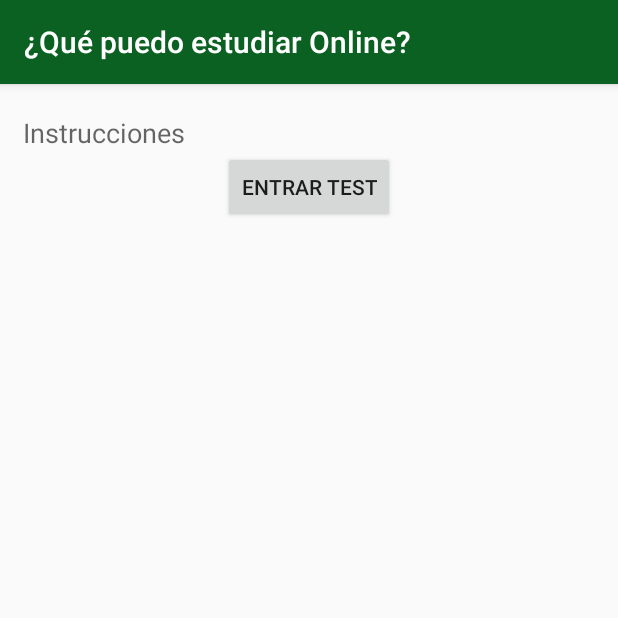
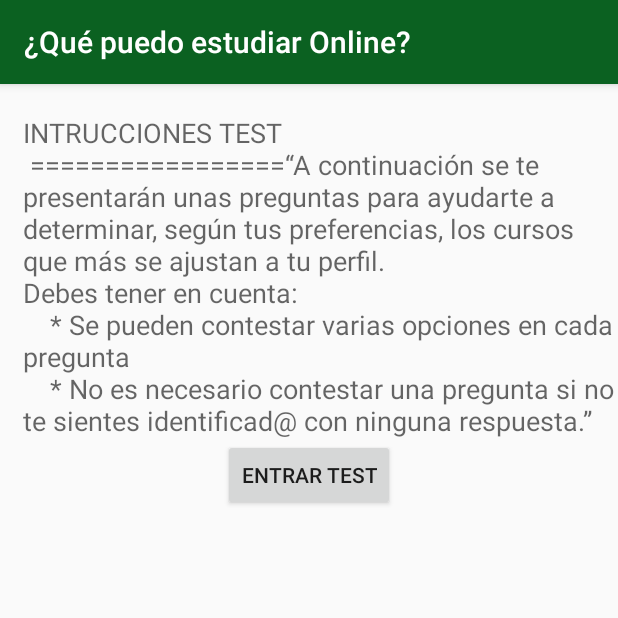
Before and after one commit to lalocl/quepues, an Android app: the InstruccionesActivity screen opened directly, with no data from a screen before it, on a phone screen of 412 x 824 dp, the top half of it. Run offline under Robolectric (Android 15) with nearby library versions, the phone set to English and light mode, and no system bars.

Commit message:
Integración de primer test en la app

```diff
--- a/app/src/main/java/com/wordpress/appsandroidsite/quepues/activity/InstruccionesActivity.java
+++ b/app/src/main/java/com/wordpress/appsandroidsite/quepues/activity/InstruccionesActivity.java
@@ -28,7 +28,17 @@ public class InstruccionesActivity extends AppCompatActivity {
         setSupportActionBar(toolbar);
 
         textView= (TextView)findViewById(R.id.textView);
-        textView.setText("Instrucciones");
+        String texto="INTRUCCIONES TEST \n " +
+                     "=================" +
+                "“A continuación se te presentarán unas preguntas para ayudarte a determinar, según tus"
+
+                + " preferencias, los cursos que más se ajustan a tu perfil.\n"
+               + "Debes tener en cuenta:\n\t * Se pueden contestar varias opciones en cada " +
+                "" +
+                "pregunta \n\t" +
+                " * No es necesario contestar una pregunta si no te sientes " +
+               "identificad@ con ninguna respuesta.”";
+        textView.setText(texto);
 
         button=(Button)findViewById(R.id.buttonEntrarTest);
        button.setOnClickListener(new View.OnClickListener() {
--- a/app/src/main/java/com/wordpress/appsandroidsite/quepues/soap/VolcarDatosTask.java
+++ b/app/src/main/java/com/wordpress/appsandroidsite/quepues/soap/VolcarDatosTask.java
@@ -102,7 +102,7 @@ public class VolcarDatosTask extends AsyncTask<Void, String, String> {
 
     public void listaCategorias(){
 
-        Log.i(TAG, "Vamos a categorias");
+        Log.i(TAG, "Vamos a crear categorias");
         CategoriaDAO categoriaDAO = new CategoriaDAO(context);
         CategoriasParser categoriasParser= new CategoriasParser(context);
         if( categoriasParser.parse()){
@@ -155,6 +155,7 @@ public class VolcarDatosTask extends AsyncTask<Void, String, String> {
                 valuesPreg = new ContentValues();
                 valuesPreg.put(Pregunta.KEY_number, preguntas[i].numero);
                 valuesPreg.put(Pregunta.KEY_text, preguntas[i].texto);
+                Log.i(TAG, "pregunta : " +(i+1)+preguntas[i].texto);
                 valuesPreg.put(Pregunta.KEY_test_code,preguntas[i].codigo_test);
 
              //   valuesPreg.put(Pregunta.KEY_ID_test,preguntas[i].test_ID);
@@ -162,9 +163,10 @@ public class VolcarDatosTask extends AsyncTask<Void, String, String> {
                 idPregunta = (int) db.insert(Pregunta.TABLE, null, valuesPreg);
 
                 for (int k = 0; k < opciones.size(); k++) {
-                    if(opciones.get(k).pregunta_ID==(i+1)){
+                    if(opciones.get(k).pregunta_ID==(idPregunta)){
                         valuesOpc = new ContentValues();
                         valuesOpc.put(Opcion.KEY_text, opciones.get(k).texto);
+                        Log.i(TAG, "opcion : "  + opciones.get(k).texto);
                         valuesOpc.put(Opcion.KEY_ID_question, idPregunta);
                         valuesOpc.put(Opcion.KEY_category_code,  opciones.get(k).codigo_categoria);
                         db.insert(Opcion.TABLE, null, valuesOpc);
```
Also changed, not shown: app/src/main/java/com/wordpress/appsandroidsite/quepues/activity/TestActivity.java (+15 -10 lines), app/src/main/java/com/wordpress/appsandroidsite/quepues/soap/PreguntasParser.java (+5 -2 lines), 2 other files.
